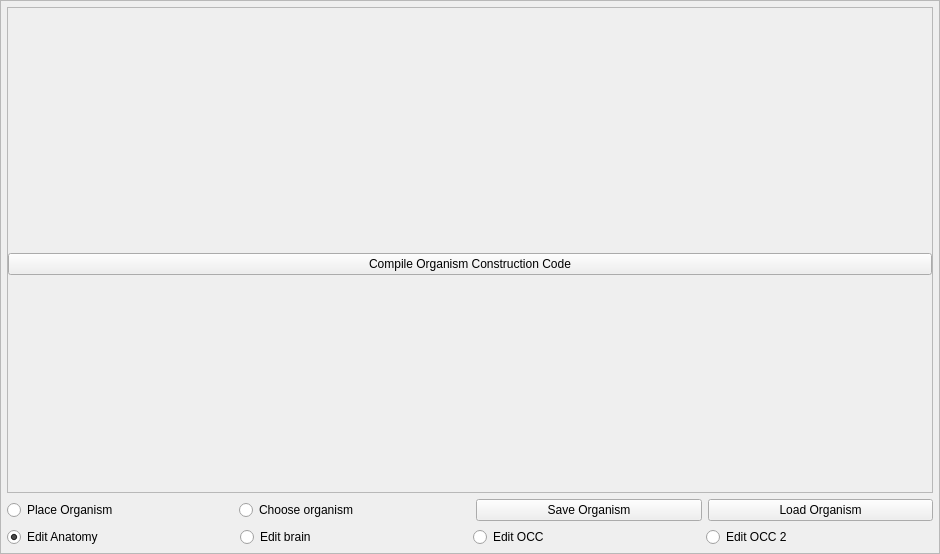
Old version of the form Source/UiFiles/editor.ui in the repository SuperSpaceEye/LifeEngineExtended.
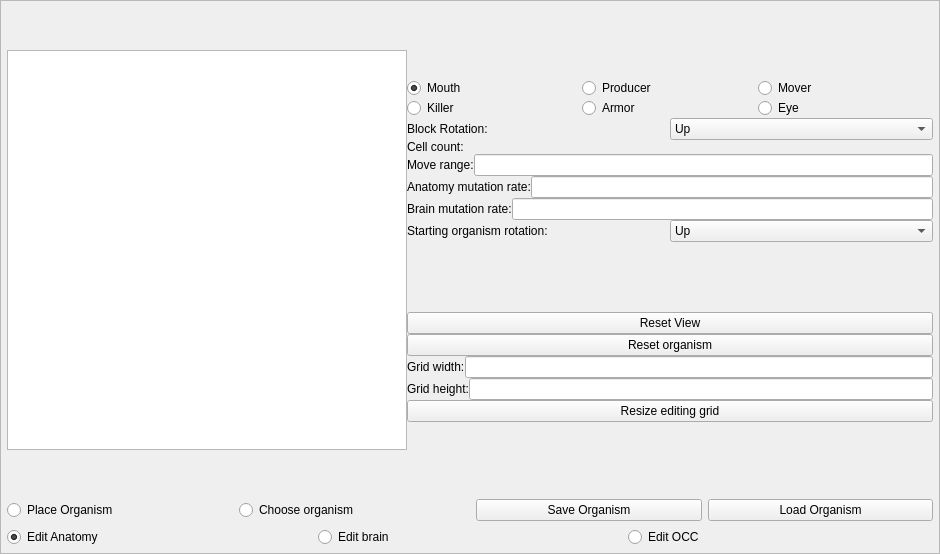
New version of the form. The open tabs and pages were chosen to show the change.

Patch:
```diff
--- a/Source/UiFiles/editor.ui
+++ b/Source/UiFiles/editor.ui
@@ -499,116 +499,6 @@
               </item>
              </layout>
             </widget>
-            <widget class="QWidget" name="page">
-             <layout class="QVBoxLayout" name="verticalLayout_7">
-              <property name="spacing">
-               <number>0</number>
-              </property>
-              <property name="leftMargin">
-               <number>0</number>
-              </property>
-              <property name="topMargin">
-               <number>0</number>
-              </property>
-              <property name="rightMargin">
-               <number>0</number>
-              </property>
-              <property name="bottomMargin">
-               <number>0</number>
-              </property>
-              <item>
-               <widget class="QWidget" name="widget_3" native="true">
-                <layout class="QVBoxLayout" name="verticalLayout_9">
-                 <property name="spacing">
-                  <number>0</number>
-                 </property>
-                 <property name="leftMargin">
-                  <number>0</number>
-                 </property>
-                 <property name="topMargin">
-                  <number>0</number>
-                 </property>
-                 <property name="rightMargin">
-                  <number>0</number>
-                 </property>
-                 <property name="bottomMargin">
-                  <number>0</number>
-                 </property>
-                 <item>
-                  <widget class="QScrollArea" name="scrollArea_2">
-                   <property name="widgetResizable">
-                    <bool>true</bool>
-                   </property>
-                   <widget class="QWidget" name="scrollAreaWidgetContents_2">
-                    <property name="geometry">
-                     <rect>
-                      <x>0</x>
-                      <y>0</y>
-                      <width>924</width>
-                      <height>472</height>
-                     </rect>
-                    </property>
-                    <layout class="QVBoxLayout" name="verticalLayout_8">
-                     <property name="spacing">
-                      <number>0</number>
-                     </property>
-                     <property name="leftMargin">
-                      <number>0</number>
-                     </property>
-                     <property name="topMargin">
-                      <number>0</number>
-                     </property>
-                     <property name="rightMargin">
-                      <number>0</number>
-                     </property>
-                     <property name="bottomMargin">
-                      <number>10</number>
-                     </property>
-                     <item>
-                      <layout class="QHBoxLayout" name="occ_layout">
-                       <property name="leftMargin">
-                        <number>9</number>
-                       </property>
-                       <property name="topMargin">
-                        <number>9</number>
-                       </property>
-                       <property name="rightMargin">
-                        <number>9</number>
-                       </property>
-                       <property name="bottomMargin">
-                        <number>9</number>
-                       </property>
-                       <item>
-                        <spacer name="horizontalSpacer_3">
-                         <property name="orientation">
-                          <enum>Qt::Horizontal</enum>
-                         </property>
-                         <property name="sizeHint" stdset="0">
-                          <size>
-                           <width>40</width>
-                           <height>20</height>
-                          </size>
-                         </property>
-                        </spacer>
-                       </item>
-                      </layout>
-                     </item>
-                     <item>
-                      <widget class="QPushButton" name="b_compile_occ">
-                       <property name="text">
-                        <string>Compile Organism Construction Code</string>
-                       </property>
-                      </widget>
-                     </item>
-                    </layout>
-                   </widget>
-                  </widget>
-                 </item>
-                </layout>
-               </widget>
-              </item>
-             </layout>
-            </widget>
             <widget class="QWidget" name="page_2">
              <layout class="QVBoxLayout" name="verticalLayout_10">
               <item>
@@ -725,16 +615,6 @@
                 </attribute>
                </widget>
               </item>
-              <item>
-               <widget class="QRadioButton" name="rb_edit_occ_2">
-                <property name="text">
-                 <string>Edit OCC 2</string>
-                </property>
-                <attribute name="buttonGroup">
-                 <string notr="true">edit_group</string>
-                </attribute>
-               </widget>
-              </item>
              </layout>
             </item>
            </layout>
```
Left out of the diff: 114 changed lines with no effect on the pictures.
